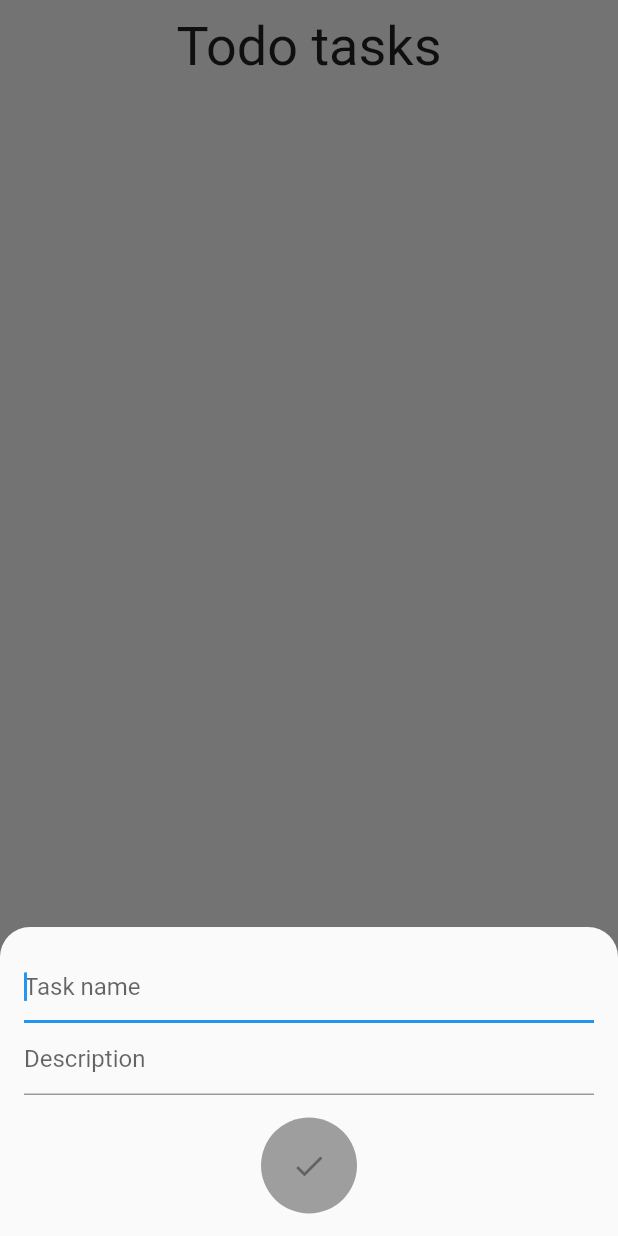
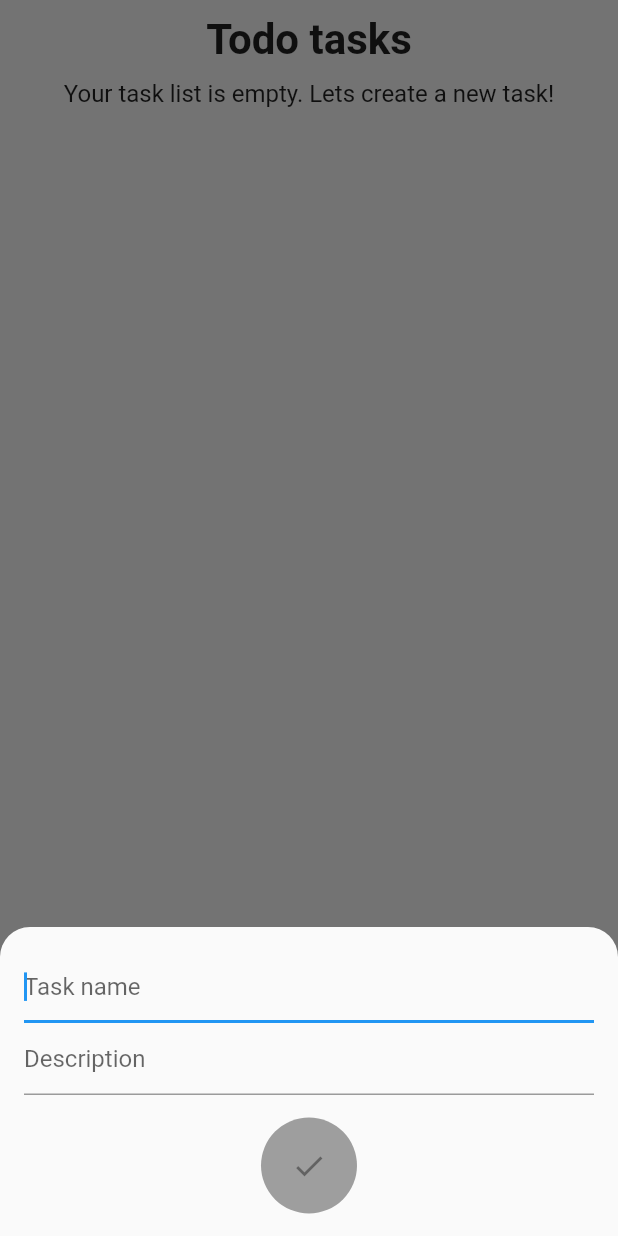
Before and after one commit to smarenkov/todo_app, a Flutter app: the screen it shows after launch, after a tap on the "add" icon, on a phone screen of 412 x 824 dp. Run offline on Flutter 3.47's test engine with Material 2 defaults, Android fonts, the phone set to English and light mode, and no system bars; our stand-ins replace drift, flutter_bloc, freezed_annotation; accounts and stored records are empty; generated files the repository leaves out were written again.

Commit message:
Design improvement

```diff
--- a/lib/features/todo/widgets/todo_screen.dart
+++ b/lib/features/todo/widgets/todo_screen.dart
@@ -4,7 +4,6 @@ import 'package:todo_mobile_app/features/todo/bloc/todo_list_bloc.dart';
 import 'package:todo_mobile_app/features/todo/data/task_repository.dart';
 import 'package:todo_mobile_app/features/todo/widgets/edit_task_bottom_sheet.dart';
 import 'package:todo_mobile_app/features/todo/widgets/todo_list_item.dart';
-import 'package:todo_mobile_app/features/todo/widgets/todo_screen_header.dart';
 import 'package:todo_mobile_app/models/todo/task.dart';
 import 'package:todo_mobile_app/ui_kit/app_elevated_button.dart';
 import 'package:todo_mobile_app/utils/utils.dart';
@@ -24,7 +23,30 @@ class TodoScreen extends StatelessWidget {
             return SafeArea(
               child: Column(
                 children: [
-                  const TodoScreenHeader(),
+                  const Padding(
+                    padding: EdgeInsets.all(10),
+                    child: Text(
+                      'Todo tasks',
+                      style: TextStyle(
+                        fontStyle: FontStyle.normal,
+                        fontWeight: FontWeight.bold,
+                        fontSize: 28,
+                      ),
+                    ),
+                  ),
+                  if (state.fetched && state.tasks.isEmpty)
+                    const Padding(
+                      padding: EdgeInsets.symmetric(horizontal: 25),
+                      child: Text(
+                        'Your task list is empty. Lets create a new task!',
+                        textAlign: TextAlign.center,
+                        style: TextStyle(
+                          fontStyle: FontStyle.normal,
+                          fontWeight: FontWeight.normal,
+                          fontSize: 16,
+                        ),
+                      ),
+                    ),
                   Expanded(
                     child: CustomScrollView(
                       slivers: [
--- a/lib/features/todo/widgets/todo_screen_header.dart
+++ /dev/null
@@ -1,20 +0,0 @@
-import 'package:flutter/material.dart';
-
-class TodoScreenHeader extends StatelessWidget {
-  const TodoScreenHeader({super.key});
-
-  @override
-  Widget build(BuildContext context) {
-    return const Padding(
-      padding: EdgeInsets.all(10),
-      child: Text(
-        'Todo tasks',
-        style: TextStyle(
-          fontStyle: FontStyle.normal,
-          fontWeight: FontWeight.normal,
-          fontSize: 36,
-        ),
-      ),
-    );
-  }
-}
```
Also changed, not shown: lib/features/todo/widgets/todo_list_item.dart (+10 -4 lines).
